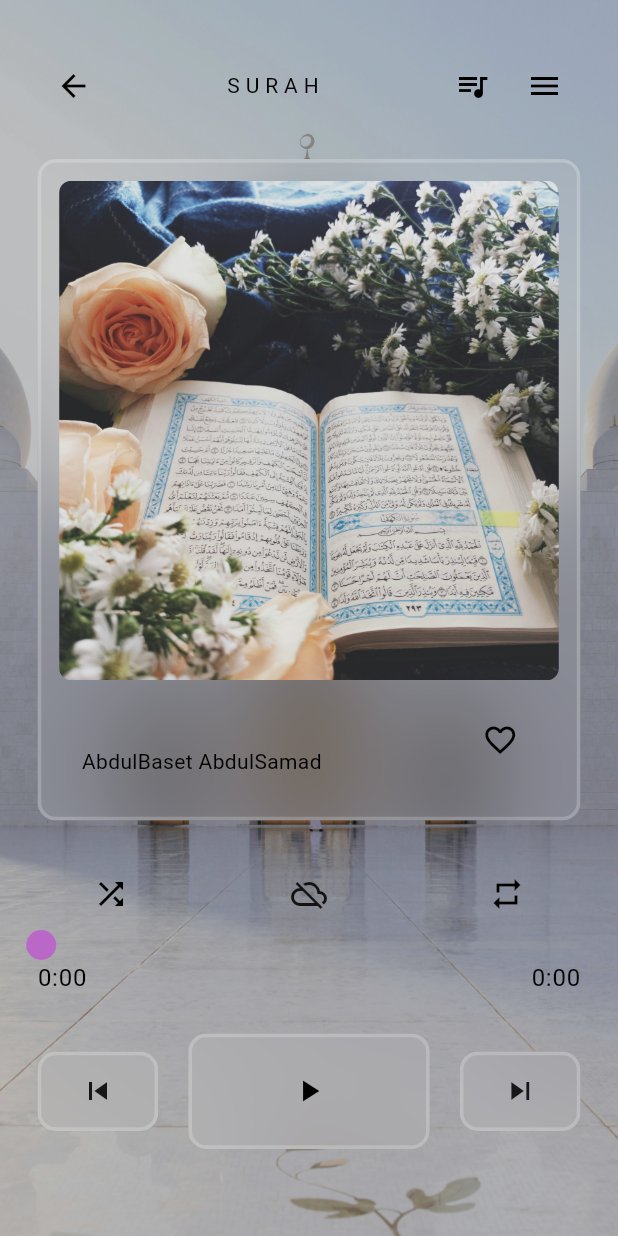
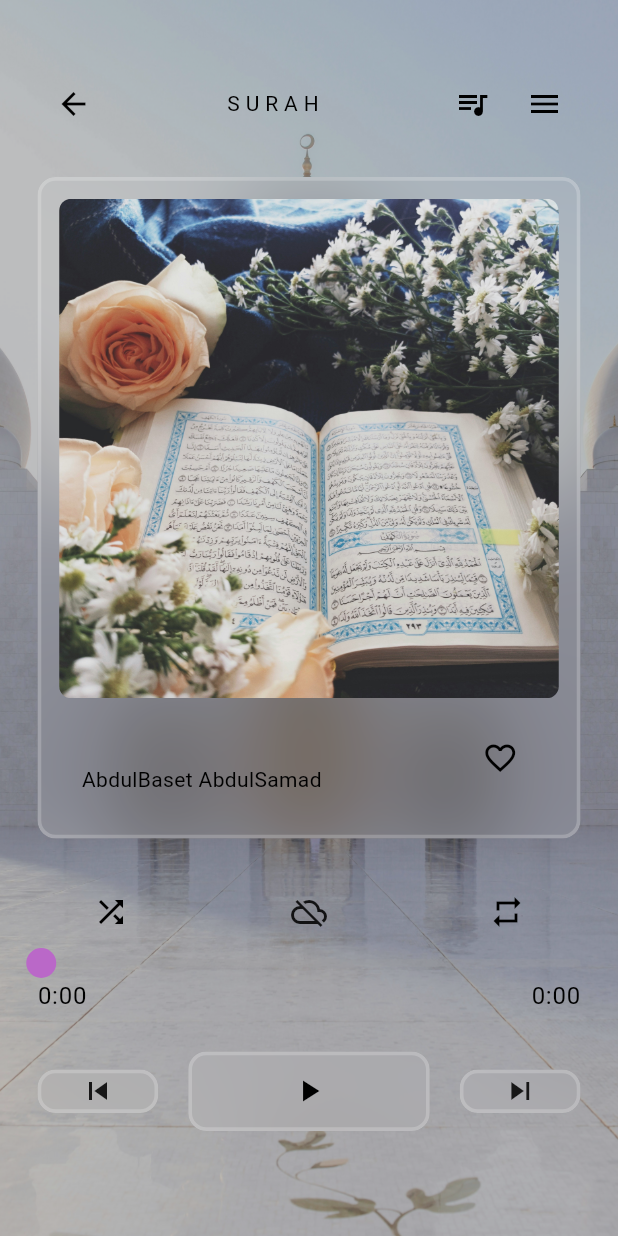
Before and after one commit to aksoyalpi/Quranify-App, a Flutter app: the SurahPage screen opened directly, on a phone screen of 412 x 824 dp. Run offline on Flutter 3.47's test engine with Material 3 defaults, Android fonts, the phone set to English and light mode, and no system bars; drawn by our look-alikes of audio_video_progress_bar; our stand-ins replace audio_service, flutter_slidable, get_it, just_audio, shared_preferences; accounts and stored records are empty.

```diff
--- a/lib/components/neu_box.dart
+++ b/lib/components/neu_box.dart
@@ -37,7 +37,6 @@ class NeuBox extends StatelessWidget {
                     blurRadius: 15,
                     offset: const Offset(-4, -4)),*/
               ]),
-          padding: const EdgeInsets.all(12),
           child: child,
         ),
       ),
--- a/lib/pages/surah_page.dart
+++ b/lib/pages/surah_page.dart
@@ -217,6 +217,8 @@ class _SurahPageState extends State<SurahPage> {
 
               // album network
               NeuBox(
+                  child: Padding(
+                padding: const EdgeInsets.all(12.0),
                 child: Column(
                   children: [
                     // image
@@ -284,7 +286,8 @@ class _SurahPageState extends State<SurahPage> {
                                           } else {
                                             favorites.add(surah);
                                           }
-                                        pageManager.changeFavorites(favorites);
+                                          pageManager
+                                              .changeFavorites(favorites);
                                         },
                                         icon: Icon(iconData));
                                   });
@@ -294,6 +297,7 @@ class _SurahPageState extends State<SurahPage> {
                       ),
                     )
                   ],
+                ),
               )),
 
               const SizedBox(
```
Also changed, not shown: lib/components/sound_icon.dart (+31 -6 lines). Lines whose indentation alone changed are shown as unchanged.
